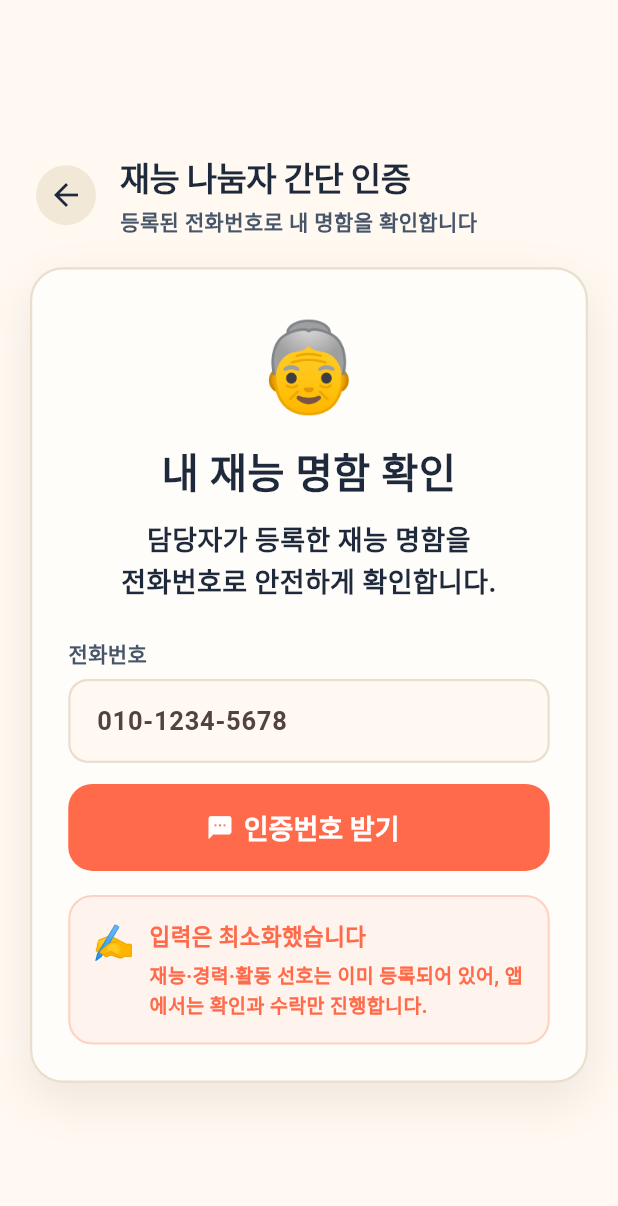
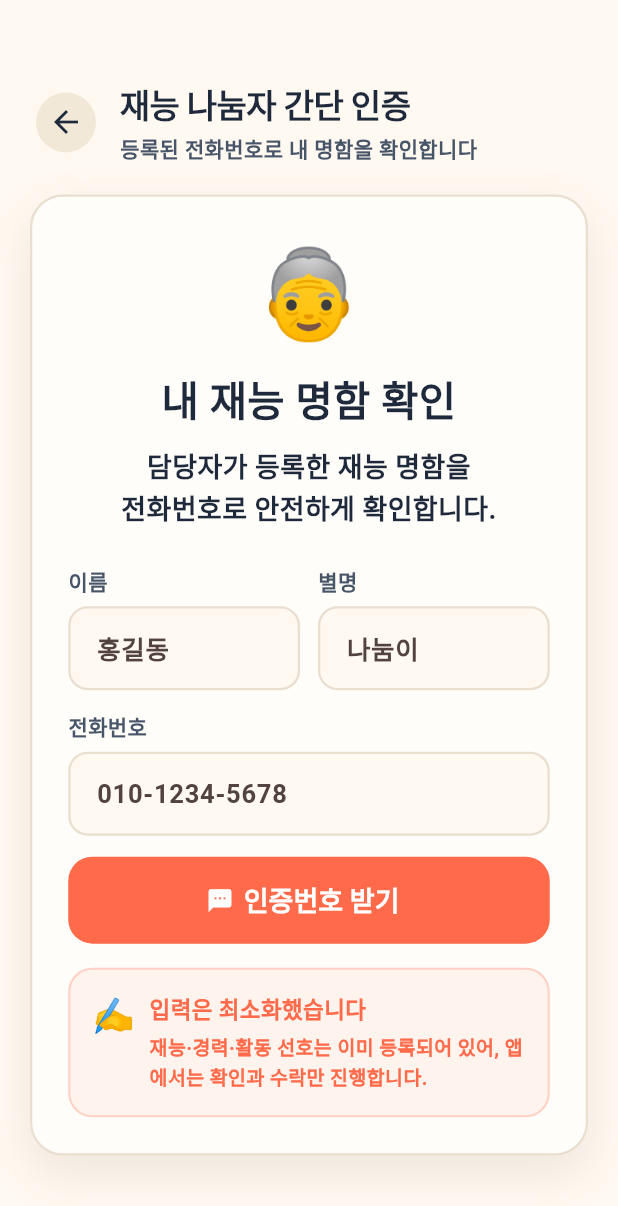
Before and after one commit to Nono-Link/frontend, a Flutter app: the screen it shows after launch, after a tap on an icon or button, on a phone screen of 412 x 824 dp. Shown: the top 1206 px of the screen. Run offline on Flutter 3.47's test engine with Material 3 defaults, Android fonts, the phone set to English and light mode, and no system bars; Roboto replaces fonts that are missing (Apple SD Gothic Neo).

Commit message:
이름 칸과 별명 칸 추가

```diff
--- a/lib/senior/senior_login_page.dart
+++ b/lib/senior/senior_login_page.dart
@@ -3,18 +3,102 @@ import '../common/nono_theme.dart';
 import '../common/widgets/nono_widgets.dart';
 import 'senior_home_page.dart';
 
-class SeniorLoginPage extends StatefulWidget { const SeniorLoginPage({super.key}); @override State<SeniorLoginPage> createState()=>_SeniorLoginPageState(); }
-class _SeniorLoginPageState extends State<SeniorLoginPage> { final phone=TextEditingController(), code=TextEditingController(); bool sent=false;
-  @override Widget build(BuildContext context)=>NonoPage(children:[
-    const NonoTop(title:'재능 나눔자 간단 인증', subtitle:'등록된 전화번호로 내 명함을 확인합니다'), const SizedBox(height:20),
-    NonoCard(child: Column(crossAxisAlignment:CrossAxisAlignment.stretch, children:[
-      const Text('👵', textAlign:TextAlign.center, style:TextStyle(fontSize:58)), const SizedBox(height:8),
-      const Text('내 재능 명함 확인', textAlign:TextAlign.center, style:TextStyle(fontSize:27, fontWeight:FontWeight.w900, color:NonoTheme.charcoal)), const SizedBox(height:10),
-      Text('담당자가 등록한 재능 명함을\n전화번호로 안전하게 확인합니다.', textAlign:TextAlign.center, style:NonoTheme.body.copyWith(fontSize:18)), const SizedBox(height:24),
-      NonoInput(label:'전화번호', controller:phone, hint:'010-1234-5678', keyboardType:TextInputType.phone),
-      if(sent) NonoInput(label:'인증번호', controller:code, hint:'123456', keyboardType:TextInputType.number),
-      NonoButton(text:sent?'내 명함 보러 가기':'인증번호 받기', icon:sent?Icons.badge:Icons.sms, onTap:(){ if(!sent){ setState(()=>sent=true); nonoToast(context, '인증번호를 보냈습니다.'); } else { Navigator.pushReplacement(context, MaterialPageRoute(builder: (_)=>const SeniorHomePage())); }}),
-      const SizedBox(height:16), const NonoInfo(icon:'✍️', title:'입력은 최소화했습니다', body:'재능·경력·활동 선호는 이미 등록되어 있어, 앱에서는 확인과 수락만 진행합니다.', color:NonoTheme.coral),
-    ])),
-  ]);
+class SeniorLoginPage extends StatefulWidget {
+  const SeniorLoginPage({super.key});
+  @override
+  State<SeniorLoginPage> createState() => _SeniorLoginPageState();
 }
+
+class _SeniorLoginPageState extends State<SeniorLoginPage> {
+  final name = TextEditingController(),
+      nickname = TextEditingController(),
+      phone = TextEditingController(),
+      code = TextEditingController();
+  bool sent = false;
+  @override
+  Widget build(BuildContext context) => NonoPage(
+    children: [
+      const NonoTop(title: '재능 나눔자 간단 인증', subtitle: '등록된 전화번호로 내 명함을 확인합니다'),
+      const SizedBox(height: 20),
+      NonoCard(
+        child: Column(
+          crossAxisAlignment: CrossAxisAlignment.stretch,
+          children: [
+            const Text(
+              '👵',
+              textAlign: TextAlign.center,
+              style: TextStyle(fontSize: 58),
+            ),
+            const SizedBox(height: 8),
+            const Text(
+              '내 재능 명함 확인',
+              textAlign: TextAlign.center,
+              style: TextStyle(
+                fontSize: 27,
+                fontWeight: FontWeight.w900,
+                color: NonoTheme.charcoal,
+              ),
+            ),
+            const SizedBox(height: 10),
+            Text(
+              '담당자가 등록한 재능 명함을\n전화번호로 안전하게 확인합니다.',
+              textAlign: TextAlign.center,
+              style: NonoTheme.body.copyWith(fontSize: 18),
+            ),
+            const SizedBox(height: 24),
+            Row(
+              children: [
+                Expanded(
+                  child: NonoInput(label: '이름', controller: name, hint: '홍길동'),
+                ),
+                const SizedBox(width: 12),
+                Expanded(
+                  child: NonoInput(
+                    label: '별명',
+                    controller: nickname,
+                    hint: '나눔이',
+                  ),
+                ),
+              ],
+            ),
+            NonoInput(
+              label: '전화번호',
+              controller: phone,
+              hint: '010-1234-5678',
+              keyboardType: TextInputType.phone,
+            ),
+            if (sent)
+              NonoInput(
+                label: '인증번호',
+                controller: code,
+                hint: '123456',
+                keyboardType: TextInputType.number,
+              ),
+            NonoButton(
+              text: sent ? '내 명함 보러 가기' : '인증번호 받기',
+              icon: sent ? Icons.badge : Icons.sms,
+              onTap: () {
+                if (!sent) {
+                  setState(() => sent = true);
+                  nonoToast(context, '인증번호를 보냈습니다.');
+                } else {
+                  Navigator.pushReplacement(
+                    context,
+                    MaterialPageRoute(builder: (_) => const SeniorHomePage()),
+                  );
+                }
+              },
+            ),
+            const SizedBox(height: 16),
+            const NonoInfo(
+              icon: '✍️',
+              title: '입력은 최소화했습니다',
+              body: '재능·경력·활동 선호는 이미 등록되어 있어, 앱에서는 확인과 수락만 진행합니다.',
+              color: NonoTheme.coral,
+            ),
+          ],
+        ),
+      ),
+    ],
+  );
+}
```
Also changed, not shown: lib/scanner/scanner_login_page.dart (+82 -11 lines).
